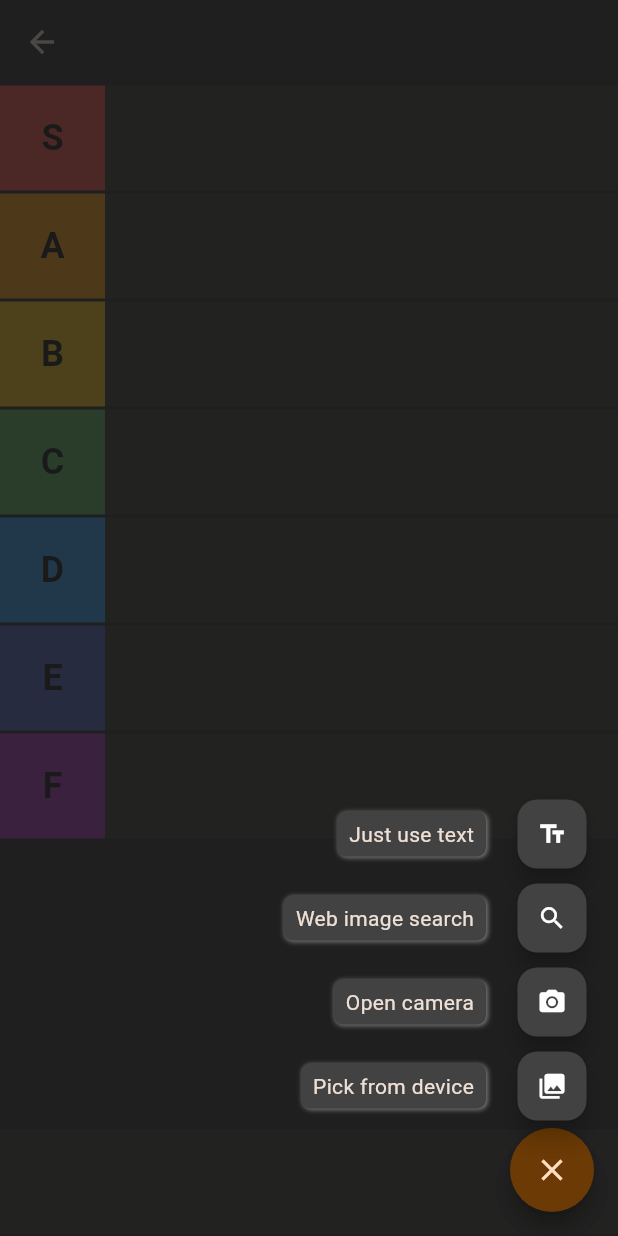
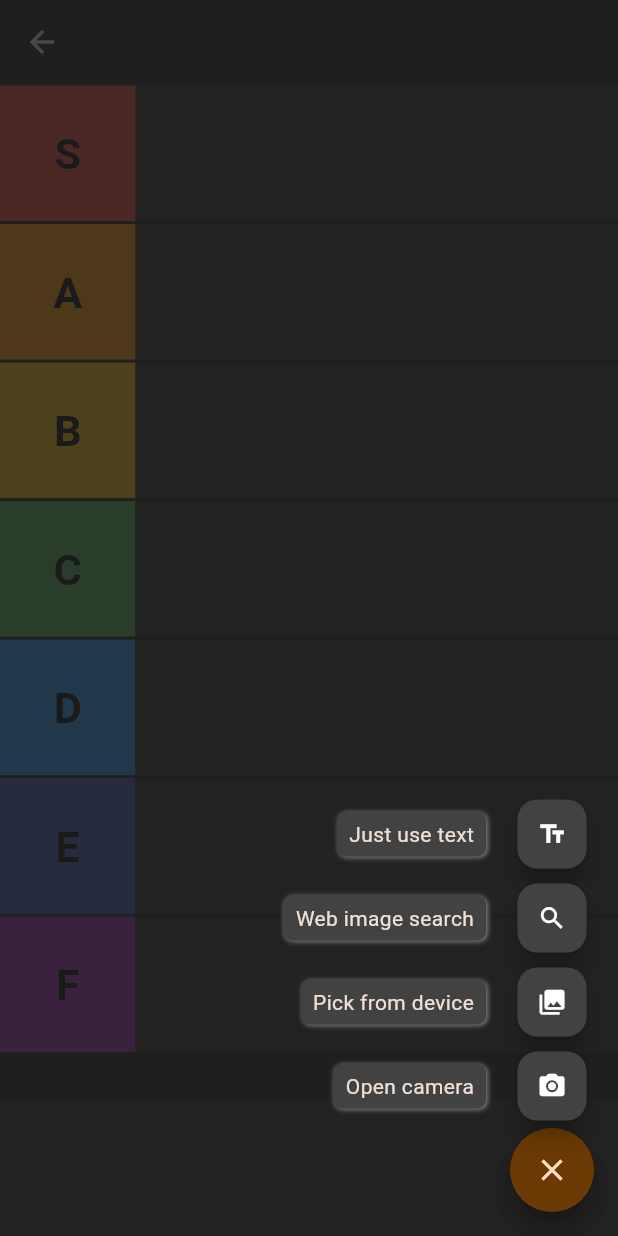
Before and after one commit to SayWhoooaaat/rea, a Flutter app: the TierListPage screen opened directly with empty values, after a tap on the "add" icon, on a phone screen of 412 x 824 dp. Run offline on Flutter 3.47's test engine with Material 3 defaults, Android fonts, the phone set to English and light mode, and no system bars; drawn by our look-alikes of flutter_speed_dial; our stand-ins replace file_picker, image_cropper, image_picker, permission_handler, share_plus, shared_preferences; missing offline and left inert: flutter_inappwebview; accounts and stored records are empty.

Commit message:
made tier rows adaptive to screen size

```diff
--- a/lib/themes/material_theme.dart
+++ b/lib/themes/material_theme.dart
@@ -4,7 +4,7 @@ class MaterialTheme {
   static ColorScheme darkScheme() {
     return const ColorScheme(
       brightness: Brightness.dark,
-      primary: Color.fromARGB(255, 91, 69, 50),
+      primary: Color(4293910742), //Color.fromARGB(255, 91, 69, 50),
       surfaceTint: Color(4294948730),
       onPrimary: Color(4283180800),
       primaryContainer: Color(4285217285),
--- a/lib/tier_list_page.dart
+++ b/lib/tier_list_page.dart
@@ -55,8 +55,7 @@ class TierListPageState extends State<TierListPage>
 
   bool _isLoading = true;
 
-  // Add this constant at the top of the class
-  static const double itemSize = 70.0;
+  late double itemSize;
 
   @override
   void initState() {
@@ -178,6 +177,12 @@ class TierListPageState extends State<TierListPage>
   @override
   Widget build(BuildContext context) {
     super.build(context);
+    // Calculate itemSize based on available height
+    final double availableHeight = MediaQuery.of(context).size.height -
+        MediaQuery.of(context).padding.top -
+        kToolbarHeight;
+    itemSize =
+        (availableHeight / (tiers.length + 1.5)).clamp(70.0, double.infinity);
     print('At Build, mounted: $mounted');
     return Scaffold(
       appBar: AppBar(
@@ -208,8 +213,8 @@ class TierListPageState extends State<TierListPage>
         activeIcon: Icons.close,
         children: [
           SpeedDialChild(
-            child: const Icon(Icons.photo_library),
-            label: 'Pick from device',
+            child: const Icon(Icons.camera_alt),
+            label: 'Open camera',
             onTap: () async {
               final newItem = RankItem(
                   content: '',
@@ -217,7 +222,7 @@ class TierListPageState extends State<TierListPage>
                       _saveCustomItems(forceRebuild: forceRebuild));
               try {
                 final bool success =
-                    await newItem.pickAndSetImage(ImageSource.gallery);
+                    await newItem.pickAndSetImage(ImageSource.camera);
                 if (success) {
                   _addItem(newItem);
                 }
@@ -229,8 +234,8 @@ class TierListPageState extends State<TierListPage>
             },
           ),
           SpeedDialChild(
-            child: const Icon(Icons.camera_alt),
-            label: 'Open camera',
+            child: const Icon(Icons.photo_library),
+            label: 'Pick from device',
             onTap: () async {
               final newItem = RankItem(
                   content: '',
@@ -238,7 +243,7 @@ class TierListPageState extends State<TierListPage>
                       _saveCustomItems(forceRebuild: forceRebuild));
               try {
                 final bool success =
-                    await newItem.pickAndSetImage(ImageSource.camera);
+                    await newItem.pickAndSetImage(ImageSource.gallery);
                 if (success) {
                   _addItem(newItem);
                 }
@@ -279,9 +284,9 @@ class TierListPageState extends State<TierListPage>
             alignment: Alignment.center,
             child: Text(
               tier,
-              style: const TextStyle(
+              style: TextStyle(
                 fontWeight: FontWeight.bold,
-                fontSize: 24,
+                fontSize: itemSize * 0.32,
                 color: Colors.black,
               ),
             ),
--- a/pubspec.yaml
+++ b/pubspec.yaml
@@ -16,7 +16,7 @@ publish_to: 'none' # Remove this line if you wish to publish to pub.dev
 # https://developer.apple.com/library/archive/documentation/General/Reference/InfoPlistKeyReference/Articles/CoreFoundationKeys.html
 # In Windows, build-name is used as the major, minor, and patch parts
 # of the product and file versions while build-number is used as the build suffix.
-version: 1.0.2+7
+version: 1.0.3+10
 
 environment:
   sdk: ^3.5.1
```
Also changed, not shown: lib/models/rank_item.dart (+21 -21 lines).
